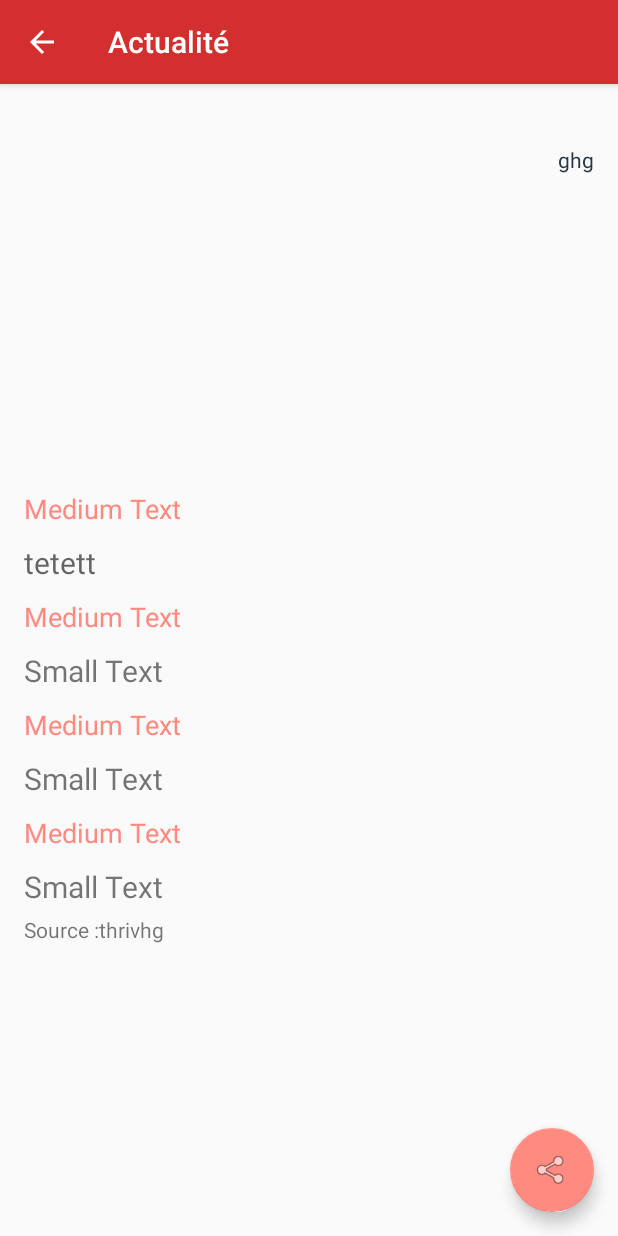
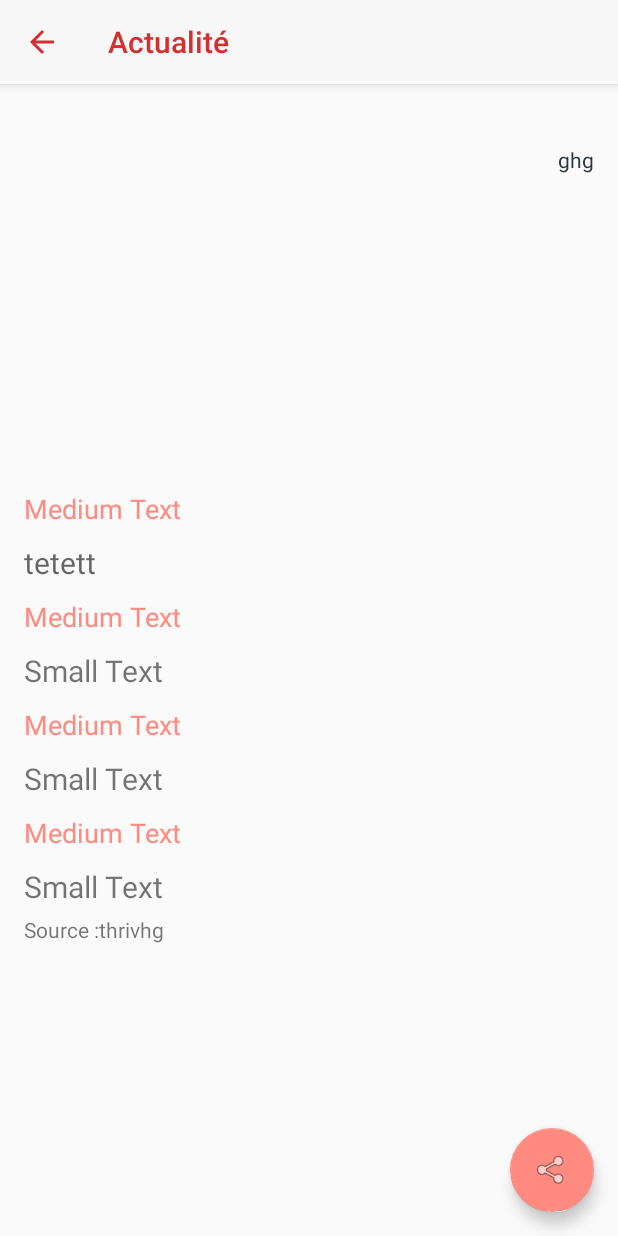
Before and after one commit to sethgnavo/LaRueInfo, an Android app: the SingleActualiteActivity screen opened directly, with no data from a screen before it, on a phone screen of 412 x 824 dp. Run offline under Robolectric (Android 15) with nearby library versions, the phone set to English and light mode, and no system bars; our stand-ins replace Picasso; libraries missing offline, so code that uses them is left out: com.firebase.client; pictures from the network do not load; 2 statements that could not run were skipped.

Commit message:
New design with colors

```diff
--- a/app/src/main/res/values/styles.xml
+++ b/app/src/main/res/values/styles.xml
@@ -3,9 +3,14 @@
     <!-- Base application theme. -->
     <style name="AppTheme" parent="Theme.AppCompat.Light.DarkActionBar">
         <!-- Customize your theme here. -->
-        <item name="colorPrimary">@color/colorPrimary</item>
-        <item name="colorPrimaryDark">@color/colorPrimaryDark</item>
-        <item name="colorAccent">@color/colorAccent</item>
+        <item name="colorPrimary">@color/colorPrimary2</item>
+        <item name="colorPrimaryDark">@color/colorPrimaryDark2</item>
+        <item name="colorAccent">@color/colorAccent2</item>
+    </style>
+
+    <style name="MyCustomToolbarTheme" parent="ThemeOverlay.AppCompat.Light">
+        <item name="android:textColorPrimary">@color/colorPrimary</item>
+        <item name="android:textColorSecondary">@color/colorPrimary</item>
     </style>
 
     <style name="AppTheme.NoActionBar">
@@ -13,10 +18,11 @@
         <item name="windowNoTitle">true</item>
     </style>
 
-    <style name="AppTheme.AppBarOverlay" parent="ThemeOverlay.AppCompat.Dark.ActionBar" />
+    <style name="AppTheme.AppBarOverlay" parent="ThemeOverlay.AppCompat.Dark.ActionBar" >
+        <item name="android:textColorPrimary">@color/colorPrimary</item>
+    </style>
 
     <style name="AppTheme.PopupOverlay" parent="ThemeOverlay.AppCompat.Light" />
-
 
     <style name="ImageTitle">
         <item name="android:layout_width">fill_parent</item>
```
